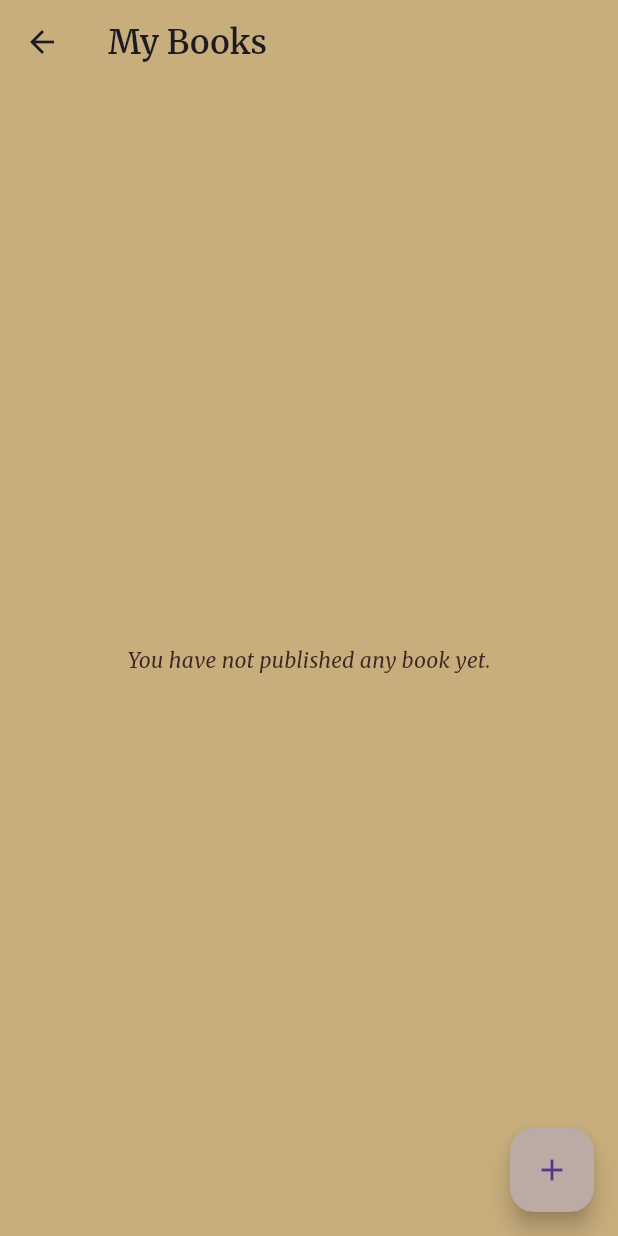
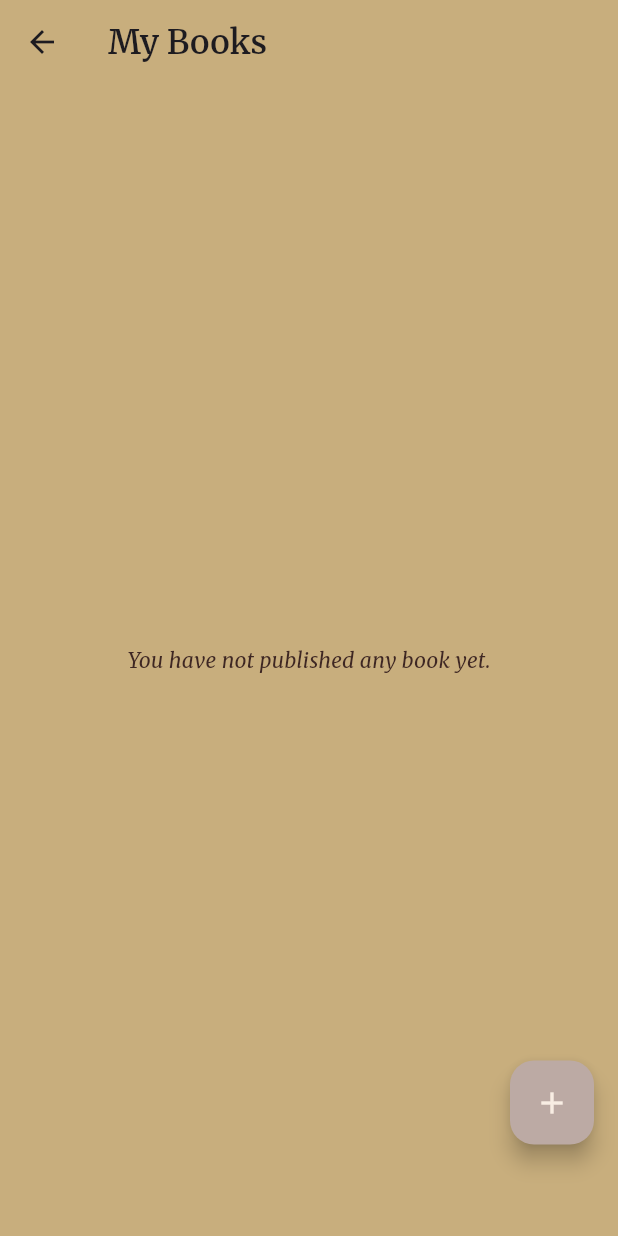
Before and after one commit to PBP-F12/fontana-flutter, a Flutter app: the AuthorBookPage screen opened directly with empty values, on a phone screen of 412 x 824 dp. Run offline on Flutter 3.47's test engine with Material 3 defaults, Android fonts, the phone set to English and light mode, and no system bars; our stand-ins replace cached_network_image, carousel_slider, curved_navigation_bar, google_fonts, shared_preferences; accounts and stored records are empty; network calls fail.

Commit message:
fix: button position

```diff
--- a/lib/feature/publish/screens/author_book_page.dart
+++ b/lib/feature/publish/screens/author_book_page.dart
@@ -1,5 +1,6 @@
 import 'dart:ui' as ui;
 
+import 'package:bookshelve_flutter/constant/color.dart';
 import 'package:bookshelve_flutter/feature/details/screens/details.dart';
 import 'package:bookshelve_flutter/feature/event/models/book.dart';
 import 'package:cached_network_image/cached_network_image.dart';
@@ -198,7 +199,9 @@ class _AuthorBookPageState extends State<AuthorBookPage> {
               return const Text('nothing');
             }
           }),
-      floatingActionButton: FloatingActionButton(
+      floatingActionButton: Padding(
+        padding: const EdgeInsets.only(bottom: 45),
+        child: FloatingActionButton(
           onPressed: () async {
             // Navigate to the forum creation page and wait for the result
             await Navigator.push(
@@ -214,8 +217,10 @@ class _AuthorBookPageState extends State<AuthorBookPage> {
           },
           child: Icon(
             Icons.add,
+            color: FontanaColor.creamy0,
           ),
           backgroundColor: Colors.brown.shade200,
+        ),
       ),
     );
   }
```
Lines whose indentation alone changed are shown as unchanged.
